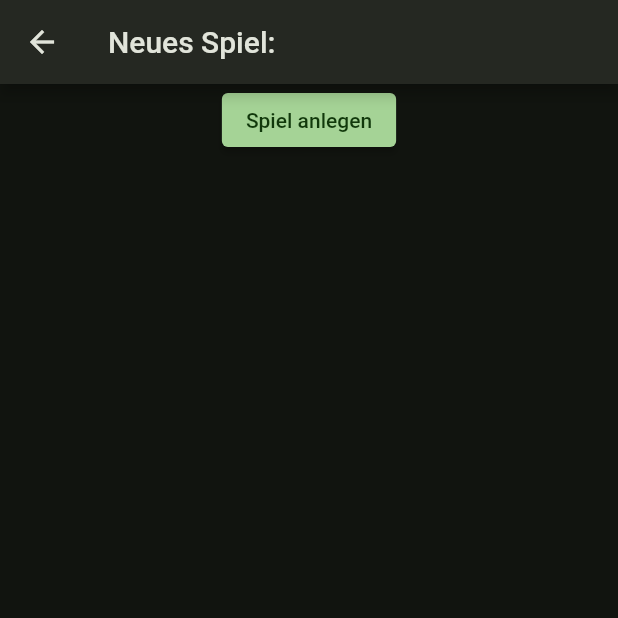
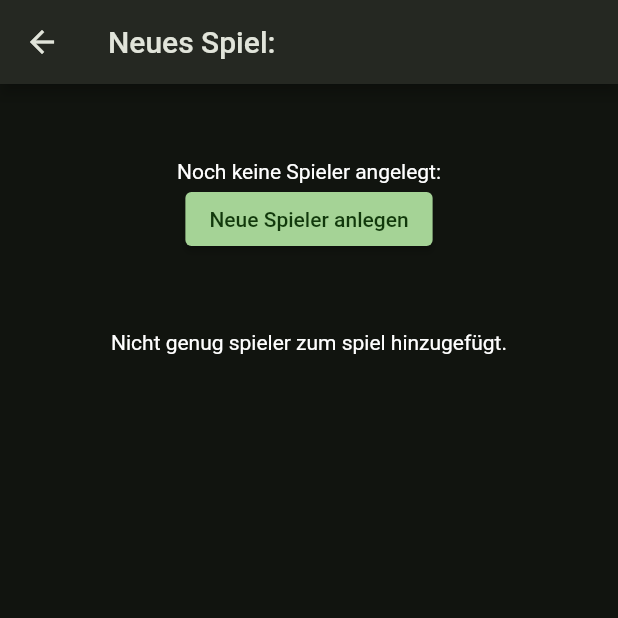
Before and after one commit to joFra210/cabo_karte, a Flutter app: the screen it shows after launch, after a tap on "Neues Spiel!", on a phone screen of 412 x 824 dp, the top half of it. Run offline on Flutter 3.47's test engine with Material 2 defaults, Android fonts, the phone set to English and light mode, and no system bars; our stand-ins replace fluro, sqflite; accounts and stored records are empty.

Commit message:
Add get Current Game functionality
- refactor PlayerProvider into singleton
- add debug print statements to persistGame method
- add getCurrentGame and helper methods to game provider
- conditional display of add game button
- adding a lttle styling to new game form

```diff
--- a/lib/features/app/data/db_connection_test.dart
+++ b/lib/features/app/data/db_connection_test.dart
@@ -11,7 +11,7 @@ void dbConnection() async {
   );
 
   // create new provider instance
-  var playerProvider = PlayerProvider();
+  var playerProvider = await PlayerProvider().playerProvider;
   // establish and open db connection
   await playerProvider.openDb();
   // insert fide
--- a/lib/features/game/presentation/new_game_form.dart
+++ b/lib/features/game/presentation/new_game_form.dart
@@ -15,16 +15,18 @@ class NewGameForm extends StatefulWidget {
 class _NewGameFormState extends State<NewGameForm> {
   final _formKey = GlobalKey<FormState>();
   Set<Player> _currentPlayers = <Player>{};
-  Game? _newGame = null;
+  Game? _newGame;
   final _gameProvider = GameProvider();
+  bool enoughPlayers = false;
 
   void _handlePlayersChanged(Set<Player> players) {
     setState(() {
       _currentPlayers = players;
+      enoughPlayers = _currentPlayers.length >= 2;
     });
   }
 
-  void _persistGame() async {
+  Future<void> _persistGame() async {
     _newGame = Game(
       date: DateTime.now(),
       players: _currentPlayers,
@@ -34,20 +36,6 @@ class _NewGameFormState extends State<NewGameForm> {
 
   @override
   Widget build(BuildContext context) {
-    final tiles = _currentPlayers.map(
-      (Player player) {
-        return ListTile(
-          title: Text(player.name),
-        );
-      },
-    );
-    final divided = tiles.isNotEmpty
-        ? ListTile.divideTiles(
-            context: context,
-            tiles: tiles,
-          ).toList()
-        : <Widget>[];
-
     return Form(
       key: _formKey,
       child: Column(
@@ -61,15 +49,20 @@ class _NewGameFormState extends State<NewGameForm> {
               onChanged: _handlePlayersChanged,
             ),
           ),
-          ElevatedButton(
-            onPressed: () async {
-              _persistGame();
+          Padding(
+            padding: const EdgeInsets.only(top: 50),
+            child: enoughPlayers
+                ? ElevatedButton(
+                    onPressed: () async {
+                      // await _persistGame();
 
-              print('spiel sollte jetzt in db liegen: $_newGame');
+                      print('spiel sollte jetzt in db liegen: $_newGame');
 
-              await _gameProvider.printGames();
-            },
-            child: const Text('Spiel anlegen'),
+                      await _gameProvider.printGames();
+                    },
+                    child: const Text('Spiel anlegen'),
+                  )
+                : const Text('Nicht genug spieler zum spiel hinzugefügt.'),
           ),
         ],
       ),
--- a/lib/features/player/data/player_provider.dart
+++ b/lib/features/player/data/player_provider.dart
@@ -3,20 +3,31 @@ import 'package:cabo_karte/features/player/domain/player.dart';
 import 'package:sqflite/sqflite.dart';
 
 class PlayerProvider {
-  late Database db;
+  late Database _db;
   String tableName = 'players';
 
-  PlayerProvider() {
-    openDb();
+  // Make this a singleton class
+  PlayerProvider._privateConstructor();
+
+  static final PlayerProvider _instance = PlayerProvider._privateConstructor();
+
+  factory PlayerProvider() => _instance;
+
+  Future<PlayerProvider> get playerProvider async {
+    PlayerProvider provider = await _instance.openDb();
+
+    return provider;
   }
 
-  Future<void> openDb() async {
+  Future<PlayerProvider> openDb() async {
     // Open the database and store the reference.
-    db = await DatabaseProvider().database;
+    _db = await DatabaseProvider().database;
+
+    return this;
   }
 
   Future<Player> insertPlayer(Player player) async {
-    player.id = await db.insert(
+    player.id = await _db.insert(
       tableName,
       player.toMap(),
       // just skip duplicate players
@@ -26,7 +37,7 @@ class PlayerProvider {
   }
 
   Future<Player> getPlayer(int id) async {
-    List<Map> maps = await db.query(
+    List<Map> maps = await _db.query(
       tableName,
       where: 'id = ?',
       whereArgs: [id],
@@ -41,7 +52,7 @@ class PlayerProvider {
   // A method that retrieves all the dawgs from the players table.
   Future<List<Player>> getAllPlayers() async {
     // Query the table for all the Players.
-    final List<Map<String, dynamic>> maps = await db.query('players');
+    final List<Map<String, dynamic>> maps = await _db.query('players');
 
     // Convert the List<Map<String, dynamic> into a List<Player>.
     return List.generate(
@@ -57,7 +68,7 @@ class PlayerProvider {
   }
 
   Future<int> delete(int id) async {
-    return await db.delete(
+    return await _db.delete(
       tableName,
       where: 'id = ?',
       whereArgs: [id],
@@ -65,9 +76,9 @@ class PlayerProvider {
   }
 
   Future<int> update(Player player) async {
-    return await db.update(tableName, player.toMap(),
+    return await _db.update(tableName, player.toMap(),
         where: 'id = ?', whereArgs: [player.id]);
   }
 
-  Future<void> close() async => await db.close();
+  Future<void> close() async => await _db.close();
 }
--- a/lib/features/player/presentation/new_player_form.dart
+++ b/lib/features/player/presentation/new_player_form.dart
@@ -28,9 +28,8 @@ class PlayerFormState extends State<PlayerForm> {
   // of the TextField.
   final playerFormController = TextEditingController();
 
-  PlayerProvider playerProvider = PlayerProvider();
-
   Future<Player> insertNewPlayer(Player newPlayer) async {
+    PlayerProvider playerProvider = await PlayerProvider().playerProvider;
     Player player = await playerProvider.insertPlayer(newPlayer);
     return player;
   }
--- a/lib/features/player/presentation/player_list.dart
+++ b/lib/features/player/presentation/player_list.dart
@@ -1,3 +1,4 @@
+import 'package:cabo_karte/config/routes/routes.dart';
 import 'package:cabo_karte/config/themes/cabo_colors.dart';
 import 'package:cabo_karte/features/player/data/player_provider.dart';
 import 'package:cabo_karte/features/player/domain/player.dart';
@@ -67,12 +68,11 @@ class _PlayerListWidgetState extends State<PlayerListWidget> {
               );
             },
           );
-          final divided = tiles.isNotEmpty
-              ? ListTile.divideTiles(
+          if (tiles.isNotEmpty) {
+            final divided = ListTile.divideTiles(
               context: context,
               tiles: tiles,
-                ).toList()
-              : <Widget>[];
+            ).toList();
 
             return ListView.builder(
               shrinkWrap: true,
@@ -81,6 +81,26 @@ class _PlayerListWidgetState extends State<PlayerListWidget> {
                 return divided[index];
               },
             );
+          } else {
+            return Padding(
+              padding: const EdgeInsets.only(top: 50),
+              child: Flex(
+                direction: Axis.vertical,
+                mainAxisSize: MainAxisSize.min,
+                children: [
+                  const Text('Noch keine Spieler angelegt:'),
+                  ElevatedButton(
+                    onPressed: () {
+                      Navigator.of(context).pushNamed(
+                        Routes.addPlayer,
+                      );
+                    },
+                    child: const Text('Neue Spieler anlegen'),
+                  ),
+                ],
+              ),
+            );
+          }
         } else if (snap.hasError) {
           return AlertDialog(
             content: Text(snap.error.toString()),
```
Also changed, not shown: lib/features/game/data/game_provider.dart (+41 -5 lines), lib/features/player/presentation/player_list_screen.dart (+8 -10 lines). Lines whose indentation alone changed are shown as unchanged.
